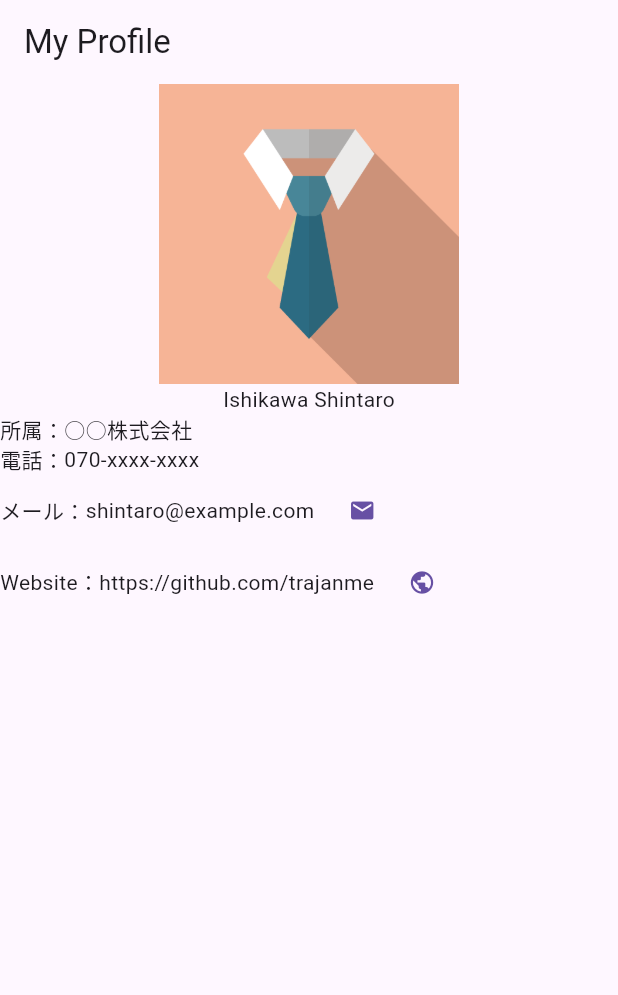
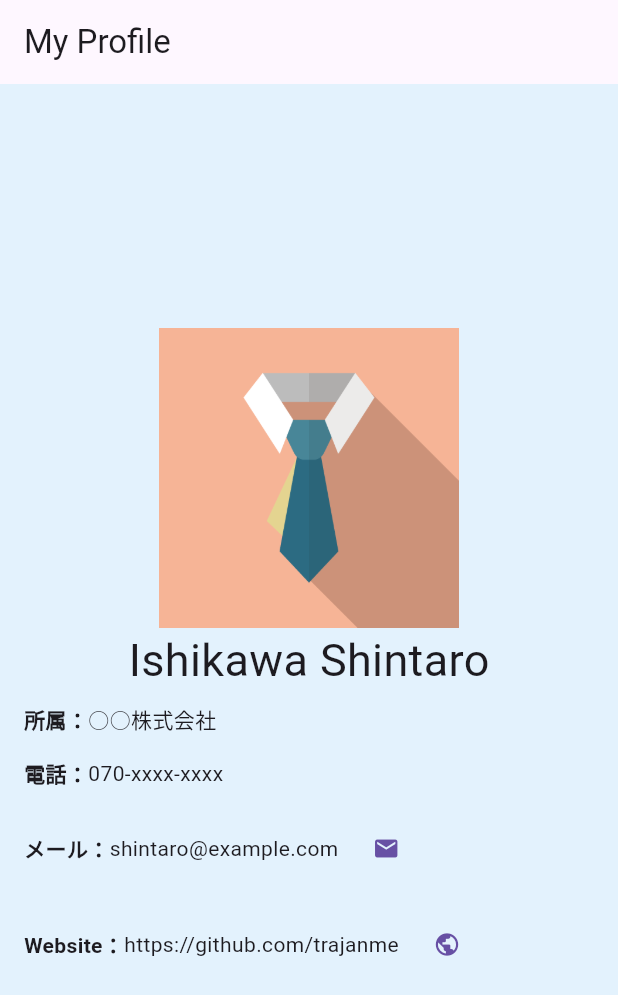
Before and after one commit to trajanme/profile, a Flutter app: the screen it shows after launch, on a phone screen of 412 x 824 dp. Shown: the top 995 px of the screen. Run offline on Flutter 3.47's test engine with Material 3 defaults, Android fonts, the phone set to English and light mode, and no system bars.

Commit message:
fixed layout

```diff
--- a/lib/main.dart
+++ b/lib/main.dart
@@ -23,26 +23,55 @@ class MyApp extends StatelessWidget {
   Widget build(BuildContext context) {
     return MaterialApp(
       home: Scaffold(
+        backgroundColor: Colors.blue.shade50,
         appBar: AppBar(
           title: const Text('My Profile'),
         ),
-        body: Center(
+        body: Padding(
+          padding: const EdgeInsets.all(8.0),
           child: Column(
+            mainAxisAlignment: MainAxisAlignment.center,
             children: [
               Image.asset(
                 'assets/image.png',
                 height: 200,
               ),
-              const Text('Ishikawa Shintaro'),
-              const Row(
-                children: [Text('所属：'), Text('○○株式会社')],
+              const Text(
+                'Ishikawa Shintaro',
+                style: TextStyle(fontSize: 30),
               ),
-              const Row(
-                children: [Text('電話：'), Text('070-xxxx-xxxx')],
+              const Padding(
+                padding: EdgeInsets.all(8.0),
+                child: Row(
+                  children: [
+                    Text(
+                      '所属：',
+                      style: TextStyle(fontWeight: FontWeight.bold),
                     ),
-              Row(
+                    Text('○○株式会社')
+                  ],
+                ),
+              ),
+              const Padding(
+                padding: EdgeInsets.all(8.0),
+                child: Row(
                   children: [
-                  const Text('メール：'),
+                    Text(
+                      '電話：',
+                      style: TextStyle(fontWeight: FontWeight.bold),
+                    ),
+                    Text('070-xxxx-xxxx')
+                  ],
+                ),
+              ),
+              Padding(
+                padding: const EdgeInsets.all(8.0),
+                child: Row(
+                  children: [
+                    const Text(
+                      'メール：',
+                      style: TextStyle(fontWeight: FontWeight.bold),
+                    ),
                     const Text('shintaro@example.com'),
                     TextButton(
                         onPressed: () async {
@@ -52,9 +81,15 @@ class MyApp extends StatelessWidget {
                         child: const Icon(Icons.mail))
                   ],
                 ),
-              Row(
+              ),
+              Padding(
+                padding: const EdgeInsets.all(8.0),
+                child: Row(
                   children: [
-                  const Text('Website：'),
+                    const Text(
+                      'Website：',
+                      style: TextStyle(fontWeight: FontWeight.bold),
+                    ),
                     Text(website),
                     TextButton(
                         onPressed: () async {
@@ -62,6 +97,7 @@ class MyApp extends StatelessWidget {
                         },
                         child: const Icon(Icons.public))
                   ],
+                ),
               )
             ],
           ),
```
Lines whose indentation alone changed are shown as unchanged.
